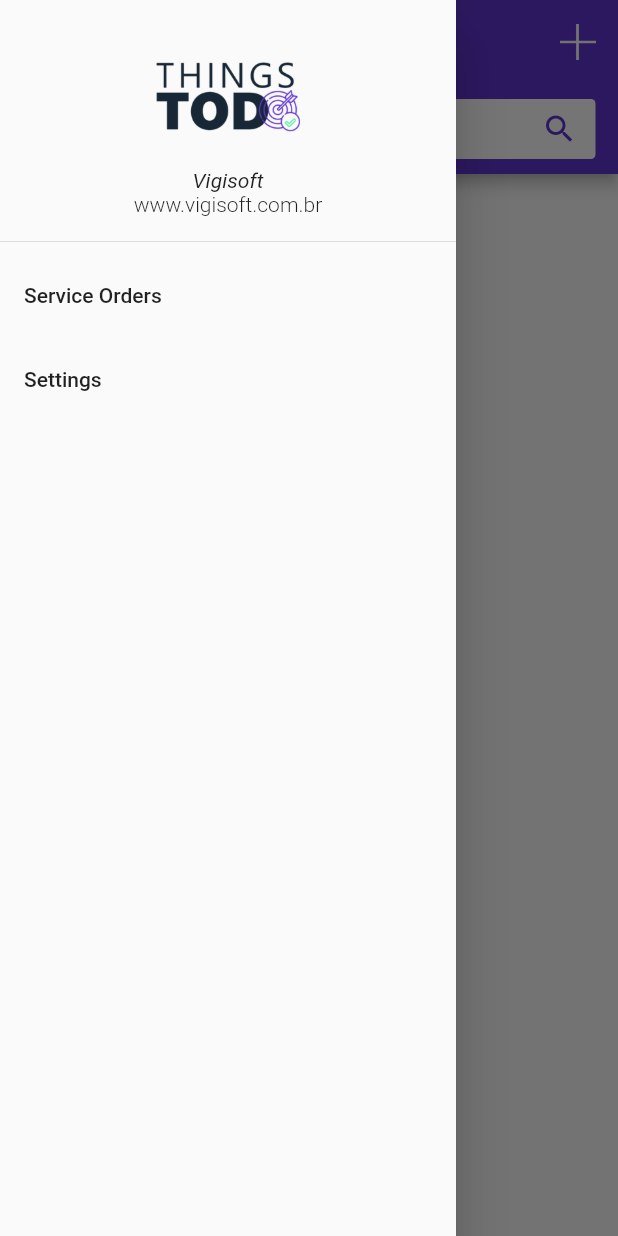
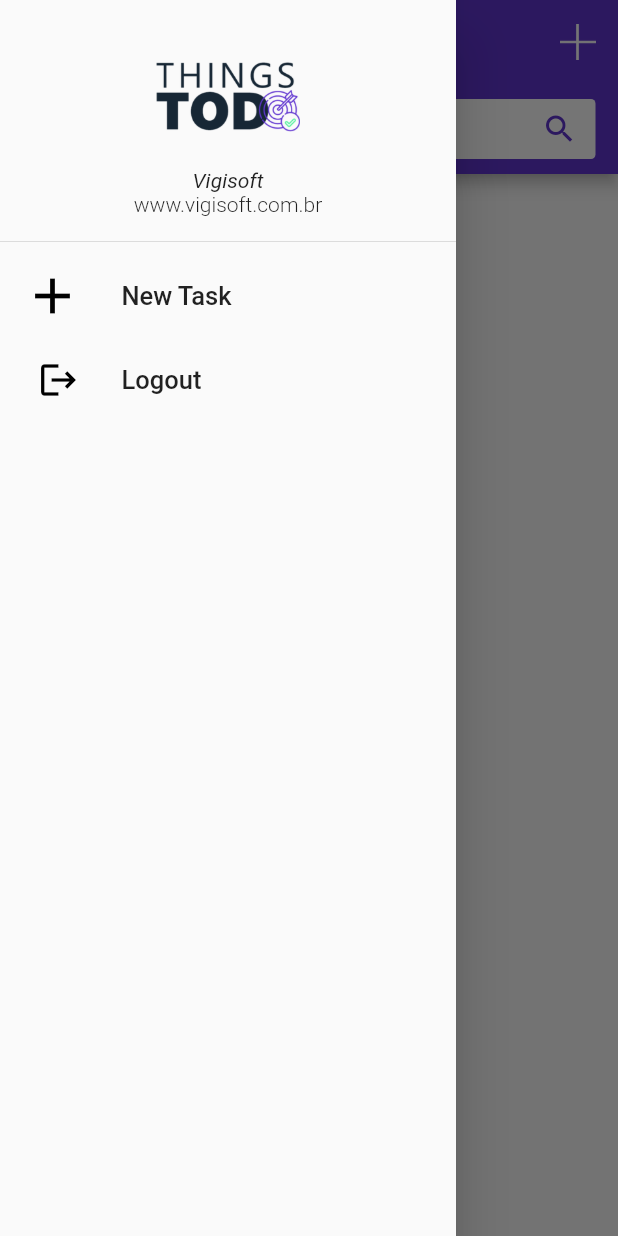
Before and after one commit to BilalRehman08/Getx-Todo, a Flutter app: the screen it shows after launch, with the side drawer open, on a phone screen of 412 x 824 dp. Run offline on Flutter 3.47's test engine with Material 2 defaults, Android fonts, the phone set to English and light mode, and no system bars.

Commit message:
Home Screen UI

```diff
--- a/lib/widgets/drawer.dart
+++ b/lib/widgets/drawer.dart
@@ -33,13 +33,30 @@ Widget drawerr() {
           ),
         ),
         ListTile(
-          title: Text(
-            'Service Orders',
+          contentPadding: const EdgeInsets.only(left: 15),
+          leading: Icon(
+            Icons.add,
+            size: 40,
+            color: Colors.black,
+          ),
+          title: Padding(
+            padding: const EdgeInsets.only(left: 10.0),
+            child: Text(
+              'New Task',
+              style: TextStyle(fontSize: 17),
+            ),
           ),
         ),
         ListTile(
+          contentPadding: const EdgeInsets.only(left: 25),
+          leading: Icon(
+            Icons.logout,
+            size: 28,
+            color: Colors.black,
+          ),
           title: Text(
-            'Settings',
+            'Logout',
+            style: TextStyle(fontSize: 17),
           ),
         ),
       ],
```
